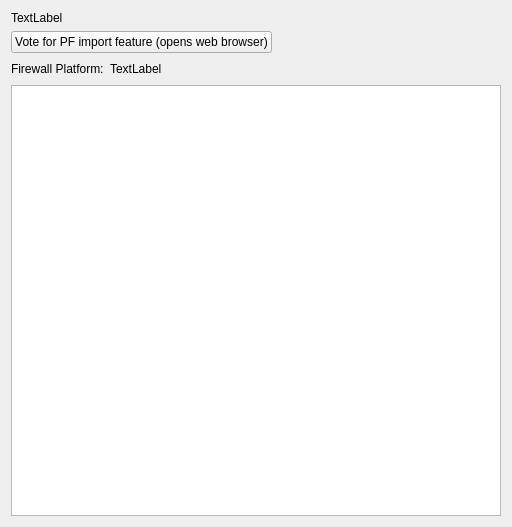
First picture: the form in src/libgui/importFirewallConfigurationWizard/ic_platformwarningpage_q.ui, repository fwbuilder/fwbuilder, before the edit.
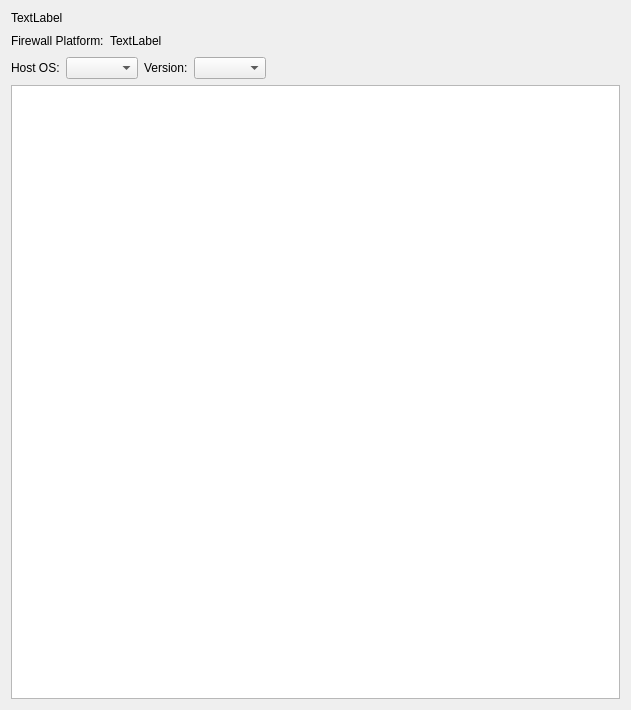
Second picture: the form after the edit.

Commit message: see #2436, #2435 added GUI controls to let user choose host OS and version as part of the PF import process. Using this information to configure firewall object

Patch:
```diff
--- a/src/libgui/importFirewallConfigurationWizard/ic_platformwarningpage_q.ui
+++ b/src/libgui/importFirewallConfigurationWizard/ic_platformwarningpage_q.ui
@@ -6,16 +6,16 @@
    <rect>
     <x>0</x>
     <y>0</y>
-    <width>512</width>
-    <height>527</height>
+    <width>631</width>
+    <height>710</height>
    </rect>
   </property>
   <property name="windowTitle">
    <string>WizardPage</string>
   </property>
-  <layout class="QGridLayout" name="gridLayout_2">
+  <layout class="QGridLayout" name="gridLayout_3">
    <item row="0" column="0">
-    <layout class="QGridLayout" name="gridLayout">
+    <layout class="QGridLayout" name="gridLayout_2">
      <item row="0" column="0" colspan="4">
       <widget class="QLabel" name="platformSpecificWarning">
        <property name="text">
@@ -26,48 +26,76 @@
        </property>
       </widget>
      </item>
-     <item row="1" column="0" colspan="3">
-      <widget class="QPushButton" name="voteForFeatureButton">
-       <property name="text">
-        <string>Vote for PF import feature (opens web browser)</string>
-       </property>
-      </widget>
-     </item>
-     <item row="1" column="3">
-      <spacer name="horizontalSpacer_2">
-       <property name="orientation">
-        <enum>Qt::Horizontal</enum>
-       </property>
-       <property name="sizeHint" stdset="0">
-        <size>
-         <width>188</width>
-         <height>20</height>
-        </size>
-       </property>
-      </spacer>
-     </item>
-     <item row="2" column="0">
+     <item row="1" column="0">
       <widget class="QLabel" name="label">
        <property name="text">
         <string>Firewall Platform:</string>
        </property>
       </widget>
      </item>
-     <item row="2" column="1">
+     <item row="1" column="1">
       <widget class="QLabel" name="platform">
        <property name="text">
         <string>TextLabel</string>
        </property>
       </widget>
      </item>
-     <item row="2" column="2" colspan="2">
+     <item row="1" column="2" colspan="2">
       <spacer name="horizontalSpacer">
        <property name="orientation">
         <enum>Qt::Horizontal</enum>
        </property>
        <property name="sizeHint" stdset="0">
         <size>
-         <width>318</width>
+         <width>388</width>
+         <height>20</height>
+        </size>
+       </property>
+      </spacer>
+     </item>
+     <item row="2" column="0" colspan="3">
+      <widget class="QFrame" name="hostOSAndVersionFrame">
+       <property name="frameShape">
+        <enum>QFrame::NoFrame</enum>
+       </property>
+       <property name="frameShadow">
+        <enum>QFrame::Raised</enum>
+       </property>
+       <layout class="QGridLayout" name="gridLayout">
+        <property name="margin">
+         <number>0</number>
+        </property>
+        <item row="0" column="0">
+         <widget class="QLabel" name="label_2">
+          <property name="text">
+           <string>Host OS:</string>
+          </property>
+         </widget>
+        </item>
+        <item row="0" column="1">
+         <widget class="QComboBox" name="hostOS"/>
+        </item>
+        <item row="0" column="2">
+         <widget class="QLabel" name="label_3">
+          <property name="text">
+           <string>Version:</string>
+          </property>
+         </widget>
+        </item>
+        <item row="0" column="3">
+         <widget class="QComboBox" name="version"/>
+        </item>
+       </layout>
+      </widget>
+     </item>
+     <item row="2" column="3">
+      <spacer name="horizontalSpacer_2">
+       <property name="orientation">
+        <enum>Qt::Horizontal</enum>
+       </property>
+       <property name="sizeHint" stdset="0">
+        <size>
+         <width>258</width>
          <height>20</height>
         </size>
        </property>
```
Left out of the diff: 22 changed lines with no effect on the pictures. The commit also changes 6 other files.
